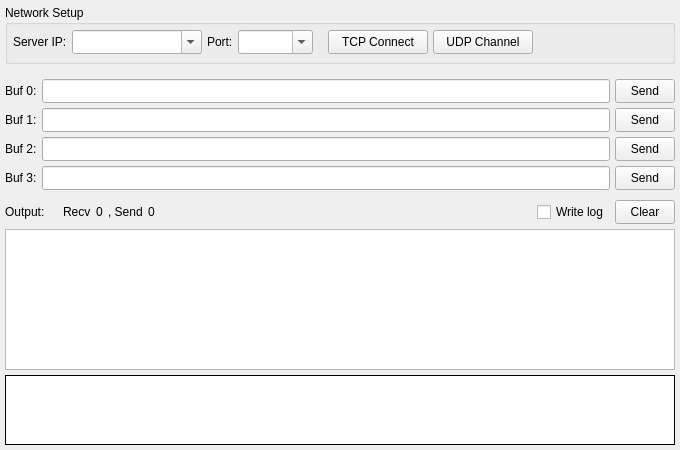
The window that clientform.ui (geometry2019/sokit) describes before a commit, drawn with Qt 5.
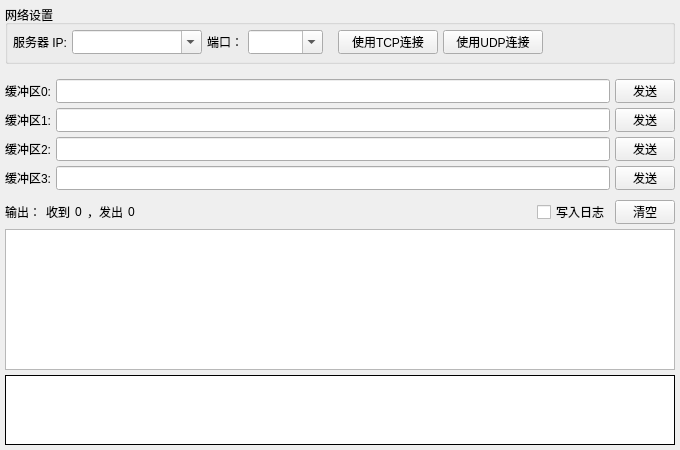
The same window after the commit.

```diff
--- a/clientform.ui
+++ b/clientform.ui
@@ -50,7 +50,7 @@
       </size>
      </property>
      <property name="title">
-      <string>Network Setup</string>
+      <string>网络设置</string>
      </property>
      <layout class="QHBoxLayout" name="layout3">
       <property name="spacing">
@@ -92,7 +92,7 @@
          <enum>Qt::NoContextMenu</enum>
         </property>
         <property name="text">
-         <string>Server IP:</string>
+         <string>服务器 IP:</string>
         </property>
         <property name="textFormat">
          <enum>Qt::PlainText</enum>
@@ -151,7 +151,10 @@
          </size>
         </property>
         <property name="text">
-         <string>Port:</string>
+         <string>端口：</string>
+        </property>
+        <property name="textFormat">
+         <enum>Qt::MarkdownText</enum>
         </property>
        </widget>
       </item>
@@ -223,7 +226,7 @@
          <string/>
         </property>
         <property name="text">
-         <string>TCP Connect</string>
+         <string>使用TCP连接</string>
         </property>
         <property name="checkable">
          <bool>true</bool>
@@ -254,7 +257,7 @@
          <string/>
         </property>
         <property name="text">
-         <string>UDP Channel</string>
+         <string>使用UDP连接</string>
         </property>
         <property name="checkable">
          <bool>true</bool>
@@ -288,7 +291,7 @@
      <item row="0" column="0">
       <widget class="QLabel" name="lab3">
        <property name="text">
-        <string>Buf 0:</string>
+        <string>缓冲区0:</string>
        </property>
       </widget>
      </item>
@@ -307,14 +310,14 @@
         </size>
        </property>
        <property name="text">
-        <string>Send</string>
+        <string>发送</string>
        </property>
       </widget>
      </item>
      <item row="1" column="0">
       <widget class="QLabel" name="lab4">
        <property name="text">
-        <string>Buf 1:</string>
+        <string>缓冲区1:</string>
        </property>
       </widget>
      </item>
@@ -333,14 +336,14 @@
         </size>
        </property>
        <property name="text">
-        <string>Send</string>
+        <string>发送</string>
        </property>
       </widget>
      </item>
      <item row="2" column="0">
       <widget class="QLabel" name="lab5">
        <property name="text">
-        <string>Buf 2:</string>
+        <string>缓冲区2:</string>
        </property>
       </widget>
      </item>
@@ -375,14 +378,14 @@
         </size>
        </property>
        <property name="text">
-        <string>Send</string>
+        <string>发送</string>
        </property>
       </widget>
      </item>
      <item row="3" column="0">
       <widget class="QLabel" name="lab6">
        <property name="text">
-        <string>Buf 3:</string>
+        <string>缓冲区3:</string>
        </property>
       </widget>
      </item>
@@ -417,7 +420,7 @@
         </size>
        </property>
        <property name="text">
-        <string>Send</string>
+        <string>发送</string>
        </property>
       </widget>
      </item>
@@ -475,14 +478,14 @@
      <item>
       <widget class="QLabel" name="lab7">
        <property name="text">
-        <string>Output:    </string>
+        <string>输出：</string>
        </property>
       </widget>
      </item>
      <item>
       <widget class="QLabel" name="lab8">
        <property name="text">
-        <string>Recv</string>
+        <string>收到</string>
        </property>
       </widget>
      </item>
@@ -505,7 +508,7 @@
      <item>
       <widget class="QLabel" name="lab9">
        <property name="text">
-        <string>, Send</string>
+        <string>，发出</string>
        </property>
       </widget>
      </item>
@@ -535,7 +538,7 @@
      <item>
       <widget class="QCheckBox" name="chkLog">
        <property name="text">
-        <string>Write log</string>
+        <string>写入日志</string>
        </property>
       </widget>
      </item>
@@ -554,7 +557,7 @@
         </size>
        </property>
        <property name="text">
-        <string>Clear</string>
+        <string>清空</string>
        </property>
       </widget>
      </item>
```
Left out of the diff: 12 changed lines with no effect on the pictures.
